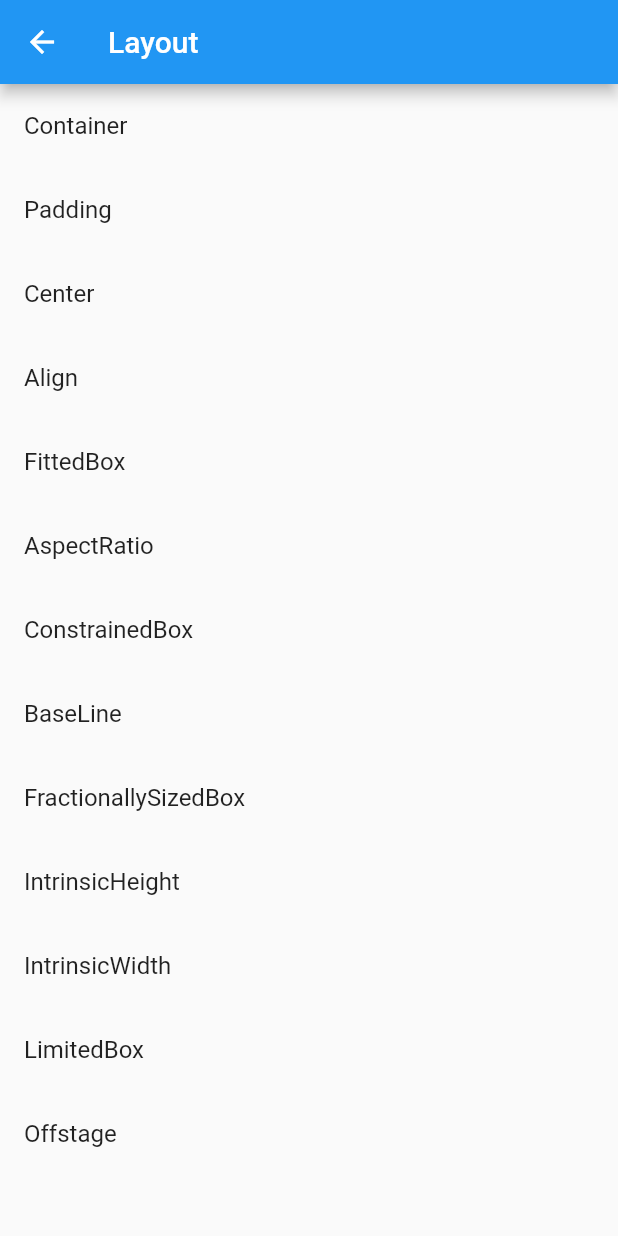
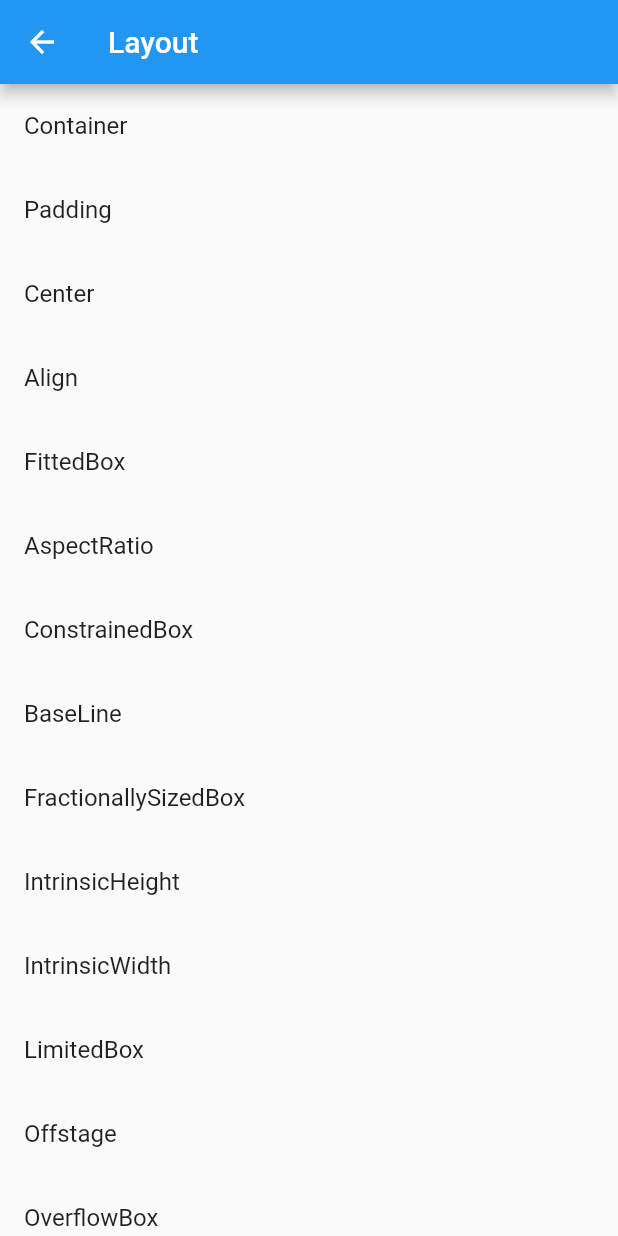
Before and after one commit to bakhtiararifinid/flutter-widgets, a Flutter app: the screen it shows after launch, after a tap on "Layout", on a phone screen of 412 x 824 dp. Run offline on Flutter 3.47's test engine with Material 2 defaults, Android fonts, the phone set to English and light mode, and no system bars.

Commit message:
overflow box

```diff
--- a/lib/src/App.dart
+++ b/lib/src/App.dart
@@ -21,6 +21,7 @@ import 'package:flutter_widgets/src/pages/layout_page.dart';
 import 'package:flutter_widgets/src/pages/limited_box_page.dart';
 import 'package:flutter_widgets/src/pages/material_page.dart';
 import 'package:flutter_widgets/src/pages/offstage_page.dart';
+import 'package:flutter_widgets/src/pages/overflow_box_page.dart';
 import 'package:flutter_widgets/src/pages/padding_page.dart';
 import 'package:flutter_widgets/src/pages/placeholder_page.dart';
 import 'package:flutter_widgets/src/pages/raised_button_page.dart';
@@ -62,6 +63,7 @@ class App extends StatelessWidget {
         '/intrinsic-width': (context) => IntrinsicWidthPage(),
         '/limited-box': (context) => LimitedBoxPage(),
         '/offstage': (context) => OffstagePage(),
+        '/overflow-box': (context) => OverflowBoxPage(),
         '/material-design': (context) => MaterialDesignPage(),
         '/scaffold': (context) => ScaffoldPage(),
         '/appbar': (context) => AppBarPage(),
--- a/lib/src/pages/layout_page.dart
+++ b/lib/src/pages/layout_page.dart
@@ -61,6 +61,10 @@ class LayoutPage extends StatelessWidget {
             title: Text('Offstage'),
             onTap: () => Navigator.of(context).pushNamed('/offstage'),
           ),
+          ListTile(
+            title: Text('OverflowBox'),
+            onTap: () => Navigator.of(context).pushNamed('/overflow-box'),
+          ),
         ],
       ),
     );
```
Also changed, not shown: lib/src/pages/overflow_box_page.dart (added, +30 -0 lines).
